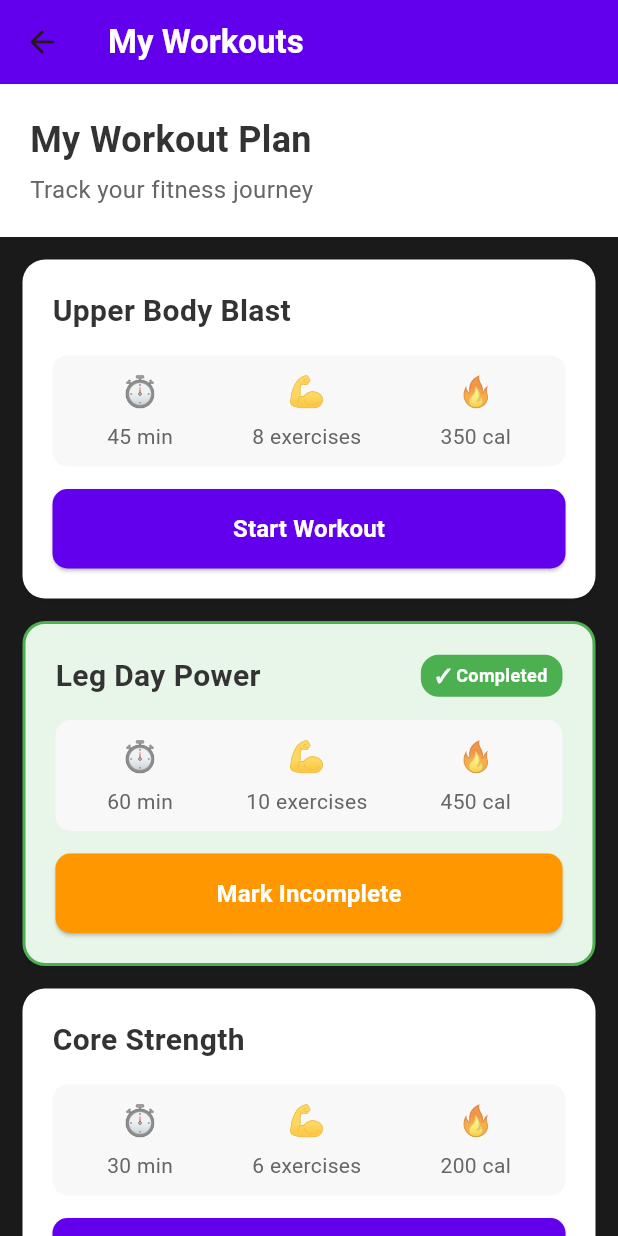
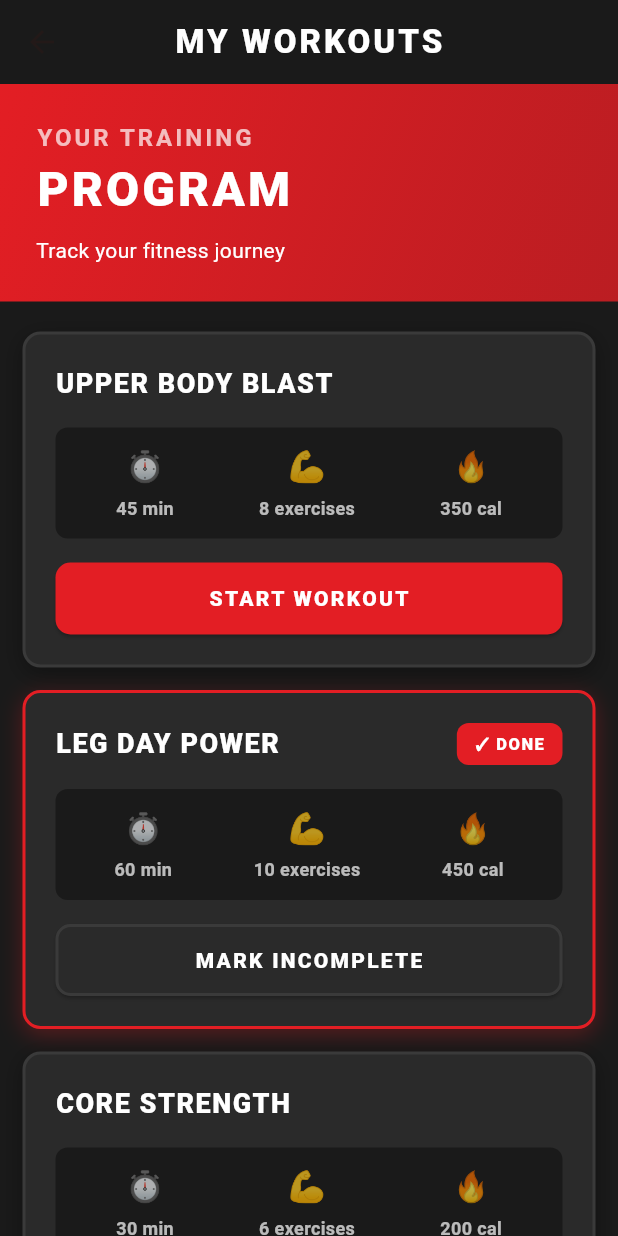
Before and after one commit to somkheartk/jess-fitness, a Flutter app: the WorkoutScreen screen opened directly, on a phone screen of 412 x 824 dp. Run offline on Flutter 3.47's test engine with Material 3 defaults, Android fonts, the phone set to English and light mode, and no system bars.

Commit message:
Update workout screen with Jetts-style design
Co-authored-by: somkheartk <43743072+somkheartk@users.noreply.github.com>

```diff
--- a/lib/screens/workout_screen.dart
+++ b/lib/screens/workout_screen.dart
@@ -55,41 +55,71 @@ class _WorkoutScreenState extends State<WorkoutScreen> {
   @override
   Widget build(BuildContext context) {
     return Scaffold(
+      backgroundColor: const Color(0xFF1A1A1A),
       appBar: AppBar(
         title: const Text(
-          'My Workouts',
-          style: TextStyle(color: Colors.white, fontWeight: FontWeight.bold),
+          'MY WORKOUTS',
+          style: TextStyle(
+            color: Colors.white,
+            fontWeight: FontWeight.w900,
+            letterSpacing: 2,
+          ),
         ),
-        backgroundColor: const Color(0xFF6200EE),
+        backgroundColor: const Color(0xFF1A1A1A),
+        elevation: 0,
+        centerTitle: true,
       ),
       body: SingleChildScrollView(
         child: Column(
           children: [
             Container(
               width: double.infinity,
-              padding: const EdgeInsets.all(20),
-              color: Colors.white,
+              padding: const EdgeInsets.all(24),
+              decoration: BoxDecoration(
+                gradient: LinearGradient(
+                  begin: Alignment.topLeft,
+                  end: Alignment.bottomRight,
+                  colors: [
+                    const Color(0xFFE31E24),
+                    const Color(0xFFE31E24).withOpacity(0.8),
+                  ],
+                ),
+              ),
               child: const Column(
                 crossAxisAlignment: CrossAxisAlignment.start,
                 children: [
                   Text(
-                    'My Workout Plan',
+                    'YOUR TRAINING',
                     style: TextStyle(
-                      fontSize: 24,
-                      fontWeight: FontWeight.bold,
-                      color: Color(0xFF333333),
+                      fontSize: 16,
+                      fontWeight: FontWeight.w700,
+                      color: Colors.white70,
+                      letterSpacing: 2,
                     ),
                   ),
-                  SizedBox(height: 5),
+                  Text(
+                    'PROGRAM',
+                    style: TextStyle(
+                      fontSize: 32,
+                      fontWeight: FontWeight.w900,
+                      color: Colors.white,
+                      letterSpacing: 2,
+                    ),
+                  ),
+                  SizedBox(height: 8),
                   Text(
                     'Track your fitness journey',
-                    style: TextStyle(fontSize: 16, color: Color(0xFF666666)),
+                    style: TextStyle(
+                      fontSize: 14,
+                      color: Colors.white,
+                      fontWeight: FontWeight.w400,
+                    ),
                   ),
                 ],
               ),
             ),
 
-            const SizedBox(height: 15),
+            const SizedBox(height: 20),
 
             ListView.builder(
               shrinkWrap: true,
@@ -102,29 +132,29 @@ class _WorkoutScreenState extends State<WorkoutScreen> {
               },
             ),
 
-            const SizedBox(height: 15),
+            const SizedBox(height: 20),
 
             Padding(
               padding: const EdgeInsets.symmetric(horizontal: 15),
               child: Container(
                 width: double.infinity,
-                padding: const EdgeInsets.all(20),
+                padding: const EdgeInsets.symmetric(vertical: 18),
                 decoration: BoxDecoration(
-                  color: Colors.white,
-                  borderRadius: BorderRadius.circular(15),
+                  color: const Color(0xFF2A2A2A),
+                  borderRadius: BorderRadius.circular(12),
                   border: Border.all(
-                    color: const Color(0xFF6200EE),
+                    color: const Color(0xFFE31E24),
                     width: 2,
-                    style: BorderStyle.solid,
                   ),
                 ),
                 child: const Center(
                   child: Text(
-                    '+ Add Custom Workout',
+                    '+ ADD CUSTOM WORKOUT',
                     style: TextStyle(
-                      color: Color(0xFF6200EE),
-                      fontSize: 16,
-                      fontWeight: FontWeight.bold,
+                      color: Color(0xFFE31E24),
+                      fontSize: 14,
+                      fontWeight: FontWeight.w900,
+                      letterSpacing: 1.5,
                     ),
                   ),
                 ),
@@ -145,16 +175,19 @@ class _WorkoutScreenState extends State<WorkoutScreen> {
       margin: const EdgeInsets.only(bottom: 15),
       padding: const EdgeInsets.all(20),
       decoration: BoxDecoration(
-        color: isCompleted ? const Color(0xFFE8F5E9) : Colors.white,
-        borderRadius: BorderRadius.circular(15),
-        border: isCompleted
-            ? Border.all(color: const Color(0xFF4CAF50), width: 2)
-            : null,
+        color: const Color(0xFF2A2A2A),
+        borderRadius: BorderRadius.circular(12),
+        border: Border.all(
+          color: isCompleted ? const Color(0xFFE31E24) : const Color(0xFF3A3A3A),
+          width: 2,
+        ),
         boxShadow: [
           BoxShadow(
-            color: Colors.black.withOpacity(0.05),
-            blurRadius: 8,
-            offset: const Offset(0, 2),
+            color: isCompleted
+                ? const Color(0xFFE31E24).withOpacity(0.3)
+                : Colors.black.withOpacity(0.3),
+            blurRadius: 12,
+            offset: const Offset(0, 4),
           ),
         ],
       ),
@@ -166,40 +199,42 @@ class _WorkoutScreenState extends State<WorkoutScreen> {
             children: [
               Expanded(
                 child: Text(
-                  workout['name'],
+                  workout['name'].toString().toUpperCase(),
                   style: const TextStyle(
-                    fontSize: 20,
-                    fontWeight: FontWeight.bold,
-                    color: Color(0xFF333333),
+                    fontSize: 18,
+                    fontWeight: FontWeight.w900,
+                    color: Colors.white,
+                    letterSpacing: 1,
                   ),
                 ),
               ),
               if (isCompleted)
                 Container(
-                  padding: const EdgeInsets.symmetric(horizontal: 10, vertical: 5),
+                  padding: const EdgeInsets.symmetric(horizontal: 12, vertical: 6),
                   decoration: BoxDecoration(
-                    color: const Color(0xFF4CAF50),
-                    borderRadius: BorderRadius.circular(12),
+                    color: const Color(0xFFE31E24),
+                    borderRadius: BorderRadius.circular(8),
                   ),
                   child: const Text(
-                    '✓ Completed',
+                    '✓ DONE',
                     style: TextStyle(
                       color: Colors.white,
-                      fontSize: 12,
-                      fontWeight: FontWeight.bold,
+                      fontSize: 11,
+                      fontWeight: FontWeight.w900,
+                      letterSpacing: 1,
                     ),
                   ),
                 ),
             ],
           ),
 
-          const SizedBox(height: 15),
+          const SizedBox(height: 16),
 
           Container(
-            padding: const EdgeInsets.all(10),
+            padding: const EdgeInsets.all(12),
             decoration: BoxDecoration(
-              color: const Color(0xFFF8F8F8),
-              borderRadius: BorderRadius.circular(10),
+              color: const Color(0xFF1A1A1A),
+              borderRadius: BorderRadius.circular(8),
             ),
             child: Row(
               mainAxisAlignment: MainAxisAlignment.spaceAround,
@@ -211,7 +246,7 @@ class _WorkoutScreenState extends State<WorkoutScreen> {
             ),
           ),
 
-          const SizedBox(height: 15),
+          const SizedBox(height: 16),
 
           SizedBox(
             width: double.infinity,
@@ -219,19 +254,24 @@ class _WorkoutScreenState extends State<WorkoutScreen> {
               onPressed: () => toggleWorkout(workout['id']),
               style: ElevatedButton.styleFrom(
                 backgroundColor: isCompleted
-                    ? const Color(0xFFFF9800)
-                    : const Color(0xFF6200EE),
-                padding: const EdgeInsets.symmetric(vertical: 15),
+                    ? const Color(0xFF2A2A2A)
+                    : const Color(0xFFE31E24),
+                foregroundColor: Colors.white,
+                padding: const EdgeInsets.symmetric(vertical: 14),
                 shape: RoundedRectangleBorder(
                   borderRadius: BorderRadius.circular(10),
                 ),
+                side: isCompleted
+                    ? const BorderSide(color: Color(0xFF3A3A3A), width: 2)
+                    : null,
               ),
               child: Text(
-                isCompleted ? 'Mark Incomplete' : 'Start Workout',
+                isCompleted ? 'MARK INCOMPLETE' : 'START WORKOUT',
                 style: const TextStyle(
                   color: Colors.white,
-                  fontSize: 16,
-                  fontWeight: FontWeight.bold,
+                  fontSize: 14,
+                  fontWeight: FontWeight.w900,
+                  letterSpacing: 1.5,
                 ),
               ),
             ),
@@ -245,10 +285,14 @@ class _WorkoutScreenState extends State<WorkoutScreen> {
     return Column(
       children: [
         Text(icon, style: const TextStyle(fontSize: 20)),
-        const SizedBox(height: 5),
+        const SizedBox(height: 4),
         Text(
           text,
-          style: const TextStyle(fontSize: 14, color: Color(0xFF666666)),
+          style: const TextStyle(
+            fontSize: 12,
+            color: Colors.white70,
+            fontWeight: FontWeight.w600,
+          ),
         ),
       ],
     );
```
